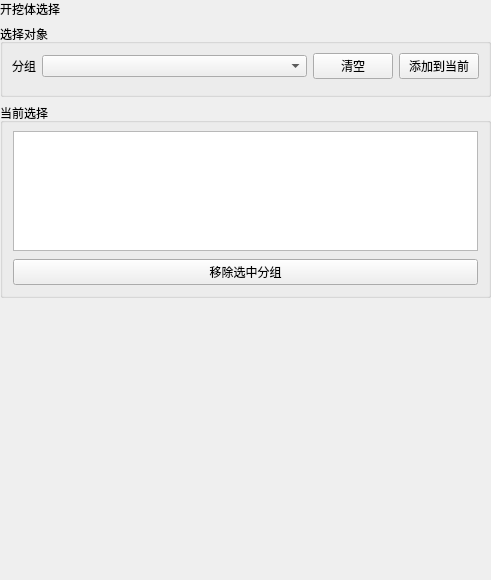
The window that plugins/Base_Solver/CaveExcavationBodyPage.ui (asd977/base_cae) describes before a commit, drawn with Qt 5.
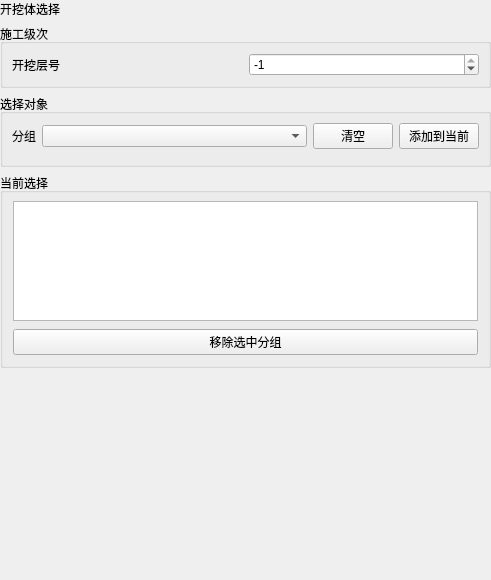
The same window after the commit. Custom widgets are drawn as their Qt base class.

```diff
--- a/plugins/Base_Solver/CaveExcavationBodyPage.ui
+++ b/plugins/Base_Solver/CaveExcavationBodyPage.ui
@@ -33,6 +33,35 @@
      </property>
     </widget>
    </item>
+   <item>
+    <widget class="QGroupBox" name="stageGroupBox">
+     <property name="title">
+      <string>施工级次</string>
+     </property>
+     <layout class="QGridLayout" name="stageLayout">
+      <item row="0" column="0">
+       <widget class="QLabel" name="excavationLayerLabel">
+        <property name="text">
+         <string>开挖层号</string>
+        </property>
+       </widget>
+      </item>
+      <item row="0" column="1">
+       <widget class="QSpinBox" name="excavationLayerSpinBox">
+        <property name="minimum">
+         <number>-999</number>
+        </property>
+        <property name="maximum">
+         <number>-1</number>
+        </property>
+        <property name="value">
+         <number>-1</number>
+        </property>
+       </widget>
+      </item>
+     </layout>
+    </widget>
+   </item>
    <item>
     <widget class="QGroupBox" name="pickGroupBox">
      <property name="title">
```
